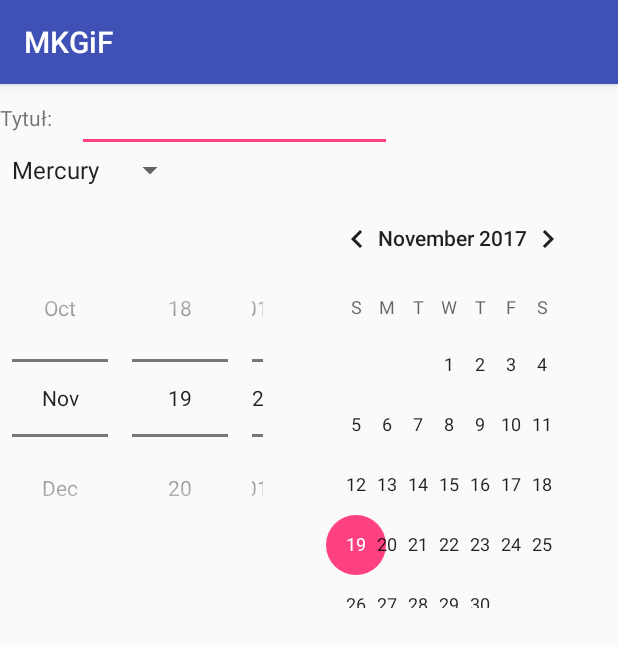
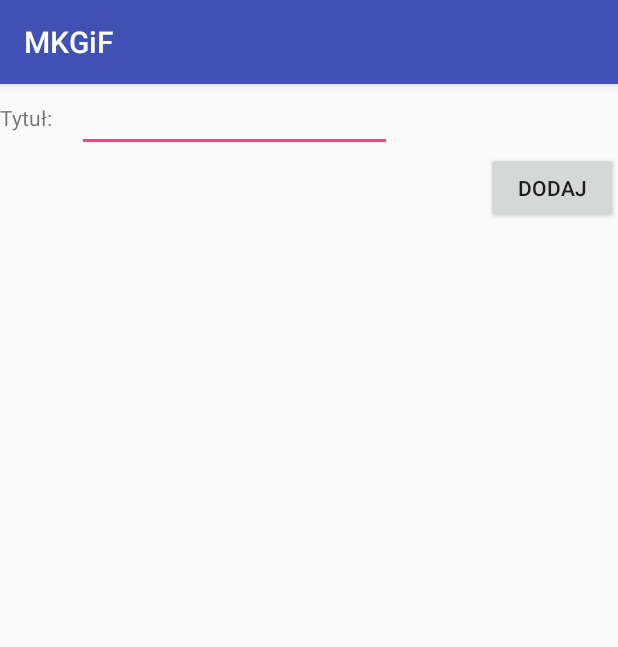
Before and after one commit to Matix8741/MKGiF, an Android app: the AddingActivity screen opened directly, with no data from a screen before it, on a phone screen of 412 x 824 dp. Shown: the top 647 px of the screen. Run offline under Robolectric (Android 15) with nearby library versions, the phone set to English and light mode, and no system bars.

Commit message:
now activities can properly talk

```diff
--- a/adnroid_app/app/src/main/java/com/metody/mkgif/AddingActivity.java
+++ b/adnroid_app/app/src/main/java/com/metody/mkgif/AddingActivity.java
@@ -1,10 +1,12 @@
 package com.metody.mkgif;
 
-import android.app.Activity;
+import android.content.Intent;
 import android.os.Bundle;
 import android.support.v7.app.AppCompatActivity;
-import android.widget.ArrayAdapter;
-import android.widget.Spinner;
+import android.util.Log;
+import android.view.View;
+import android.widget.Button;
+import android.widget.TextView;
 
 
 public class AddingActivity extends AppCompatActivity {
@@ -12,14 +14,24 @@ public class AddingActivity extends AppCompatActivity {
     protected void onCreate(Bundle savedInstanceState) {
         super.onCreate(savedInstanceState);
         setContentView(R.layout.adding_layout);
-        Spinner spinner = findViewById(R.id.spinner);
-// Create an ArrayAdapter using the string array and a default spinner layout
-        ArrayAdapter<CharSequence> adapter = ArrayAdapter.createFromResource(this,
-                R.array.planets_array, android.R.layout.simple_spinner_item);
-// Specify the layout to use when the list of choices appears
-        adapter.setDropDownViewResource(android.R.layout.simple_spinner_dropdown_item);
-// Apply the adapter to the spinner
-        spinner.setAdapter(adapter);
-
+//        Spinner spinner = findViewById(R.id.spinner);
+//// Create an ArrayAdapter using the string array and a default spinner layout
+//        ArrayAdapter<CharSequence> adapter = ArrayAdapter.createFromResource(this,
+//                R.array.planets_array, android.R.layout.simple_spinner_item);
+//// Specify the layout to use when the list of choices appears
+//        adapter.setDropDownViewResource(android.R.layout.simple_spinner_dropdown_item);
+//// Apply the adapter to the spinner
+//        spinner.setAdapter(adapter);
+        Button button = findViewById(R.id.addButton);
+        button.setOnClickListener(new View.OnClickListener() {
+            @Override
+            public void onClick(View view) {
+                TextView textView = findViewById(R.id.addTextField);
+                Intent intent = new Intent(getApplicationContext(), AddingActivity.class);
+                intent.putExtra("text", textView.getText().toString());
+                setResult(RESULT_OK, intent);
+                finish();
+            }
+        });
     }
 }
--- a/adnroid_app/app/src/main/res/layout/adding_layout.xml
+++ b/adnroid_app/app/src/main/res/layout/adding_layout.xml
@@ -1,23 +1,31 @@
 <?xml version="1.0" encoding="utf-8"?>
 <ScrollView xmlns:android="http://schemas.android.com/apk/res/android"
-    android:layout_width="match_parent" android:layout_height="match_parent">
+    android:layout_width="match_parent"
+    android:layout_height="match_parent">
 
     <LinearLayout
         android:layout_width="match_parent"
+        android:layout_height="match_parent"
+        android:orientation="vertical">
+        <include layout="@layout/data_input"
+            android:id="@+id/addText"/>
+        <!--<Spinner-->
+            <!--android:layout_width="wrap_content"-->
+            <!--android:layout_height="wrap_content"-->
+            <!--android:id="@+id/spinner">-->
+
+        <!--</Spinner>-->
+        <!--<DatePicker-->
+            <!--android:layout_width="match_parent"-->
+            <!--android:layout_height="match_parent"-->
+            <!--android:datePickerMode="spinner">-->
+
+        <!--</DatePicker>-->
+    <Button
+        android:layout_width="wrap_content"
         android:layout_height="wrap_content"
-        android:orientation="vertical">
-        <include layout="@layout/data_input"/>
-        <Spinner
-            android:layout_width="wrap_content"
-            android:layout_height="wrap_content"
-            android:id="@+id/spinner">
-
-        </Spinner>
-        <DatePicker
-            android:layout_width="match_parent"
-            android:layout_height="match_parent"
-            android:datePickerMode="spinner">
-
-        </DatePicker>
+        android:layout_gravity="bottom|end"
+        android:text="@string/Dodaj"
+        android:id="@+id/addButton"/>
     </LinearLayout>
 </ScrollView>
--- a/adnroid_app/app/src/main/res/layout/data_input.xml
+++ b/adnroid_app/app/src/main/res/layout/data_input.xml
@@ -17,5 +17,6 @@
         android:layout_centerVertical="true"
         android:layout_marginStart="16dp"
         android:layout_toEndOf="@+id/textView"
-        android:inputType="text"/>
+        android:inputType="text"
+        android:id="@+id/addTextField"/>
 </RelativeLayout>
--- a/adnroid_app/app/src/main/res/values/strings.xml
+++ b/adnroid_app/app/src/main/res/values/strings.xml
@@ -5,6 +5,7 @@
     <string name="gry">Gry</string>
     <string name="książki">książki</string>
     <string name="tytu">Tytuł:</string>
+    <string name="Dodaj">Dodaj</string>
     <string-array name="planets_array">
         <item>Mercury</item>
         <item>Venus</item>
```
Also changed, not shown: adnroid_app/app/src/main/java/com/metody/mkgif/MainActivity.java (+7 -1 lines), 1 other file.
